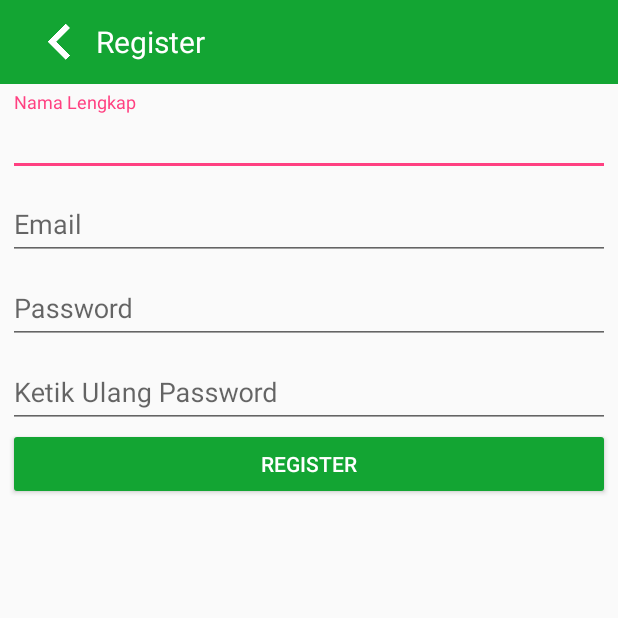
After one commit to mayonklepas/Masjidapp, an Android app: the RegisterActivity screen opened directly, with no data from a screen before it, on a phone screen of 412 x 824 dp, the top half of it. The commit adds this screen. Run offline under Robolectric (Android 15) with nearby library versions, the phone set to English and light mode, and no system bars; network calls fail.

Commit message:
new transform

```diff
--- a/app/src/main/AndroidManifest.xml
+++ b/app/src/main/AndroidManifest.xml
@@ -10,7 +10,7 @@
     <uses-permission android:name="android.permission.READ_PHONE_STATE" />
     <uses-permission android:name="android.permission.RECEIVE_BOOT_COMPLETED" />
     <uses-permission android:name="android.permission.LOCATION_HARDWARE" />
-    <uses-permission android:name="android.permission.CALL_PHONE"/>
+    <uses-permission android:name="android.permission.CALL_PHONE" />
 
     <application
         android:allowBackup="true"
@@ -45,7 +45,8 @@
         <activity android:name=".KegiatanDetailDetailActivity" />
         <activity android:name=".Main2Activity" />
         <activity android:name=".KiblatActivity" />
-        <activity android:name=".UstadzActivity"></activity>
+        <activity android:name=".UstadzActivity" />
+        <activity android:name=".RegisterActivity"></activity>
     </application>
 
 </manifest>
--- a/app/src/main/java/com/alazharbsd/masjid/masjidapp/LainnyaFragment.java
+++ b/app/src/main/java/com/alazharbsd/masjid/masjidapp/LainnyaFragment.java
@@ -105,7 +105,7 @@ public class LainnyaFragment extends Fragment {
         imgprofile.setOnClickListener(new View.OnClickListener() {
             @Override
             public void onClick(View v) {
-                Intent i=new Intent(v.getContext(),ProfileActivity.class);
+                Intent i=new Intent(v.getContext(),RegisterActivity.class);
                 startActivity(i);
             }
         });
--- /dev/null
+++ b/app/src/main/java/com/alazharbsd/masjid/masjidapp/RegisterActivity.java
@@ -0,0 +1,13 @@
+package com.alazharbsd.masjid.masjidapp;
+
+import android.support.v7.app.AppCompatActivity;
+import android.os.Bundle;
+
+public class RegisterActivity extends AppCompatActivity {
+
+    @Override
+    protected void onCreate(Bundle savedInstanceState) {
+        super.onCreate(savedInstanceState);
+        setContentView(R.layout.activity_register);
+    }
+}
--- /dev/null
+++ b/app/src/main/res/layout/activity_register.xml
@@ -0,0 +1,92 @@
+<?xml version="1.0" encoding="utf-8"?>
+<LinearLayout xmlns:android="http://schemas.android.com/apk/res/android"
+    xmlns:app="http://schemas.android.com/apk/res-auto"
+    xmlns:tools="http://schemas.android.com/tools"
+    android:layout_width="match_parent"
+    android:layout_height="match_parent"
+    tools:context="com.alazharbsd.masjid.masjidapp.RegisterActivity"
+    android:orientation="vertical">
+
+    <android.support.v7.widget.Toolbar
+        android:id="@+id/toolbar"
+        android:layout_width="match_parent"
+        android:layout_height="?attr/actionBarSize"
+        android:background="@color/colorPrimary">
+
+        <ImageView
+            android:layout_width="wrap_content"
+            android:layout_height="wrap_content"
+            android:src="@mipmap/ic_chevron_left_black_48dp"
+            android:tint="#ffffff"
+            android:id="@+id/imgback"/>
+
+        <TextView
+            android:layout_width="wrap_content"
+            android:layout_height="wrap_content"
+            android:textColor="#fff"
+            android:textSize="20dp"
+            android:text="Register"
+            android:id="@+id/bartitle"/>
+
+    </android.support.v7.widget.Toolbar>
+    <LinearLayout
+        android:layout_width="match_parent"
+        android:layout_height="wrap_content"
+        android:orientation="vertical"
+        android:layout_margin="5dp">
+
+    <android.support.design.widget.TextInputLayout
+        android:layout_width="match_parent"
+        android:layout_height="wrap_content">
+
+        <EditText
+            android:id="@+id/edname"
+            android:layout_width="match_parent"
+            android:layout_height="wrap_content"
+            android:hint="Nama Lengkap" />
+    </android.support.design.widget.TextInputLayout>
+
+    <android.support.design.widget.TextInputLayout
+        android:layout_width="match_parent"
+        android:layout_height="wrap_content">
+
+        <EditText
+            android:id="@+id/edemail"
+            android:layout_width="match_parent"
+            android:layout_height="wrap_content"
+            android:hint="Email" />
+    </android.support.design.widget.TextInputLayout>
+
+        <android.support.design.widget.TextInputLayout
+            android:layout_width="match_parent"
+            android:layout_height="wrap_content">
+
+            <EditText
+                android:id="@+id/password"
+                android:layout_width="match_parent"
+                android:layout_height="wrap_content"
+                android:hint="Password" />
+        </android.support.design.widget.TextInputLayout>
+
+        <android.support.design.widget.TextInputLayout
+            android:layout_width="match_parent"
+            android:layout_height="wrap_content">
+
+            <EditText
+                android:id="@+id/repassword"
+                android:layout_width="match_parent"
+                android:layout_height="wrap_content"
+                android:hint="Ketik Ulang Password" />
+        </android.support.design.widget.TextInputLayout>
+
+        <Button
+            android:layout_width="match_parent"
+            android:layout_height="wrap_content"
+            android:id="@+id/register"
+            android:text="Register"
+            android:backgroundTint="@color/colorPrimary"
+            android:textColor="@color/white"/>
+
+    </LinearLayout>
+
+</LinearLayout>
```
